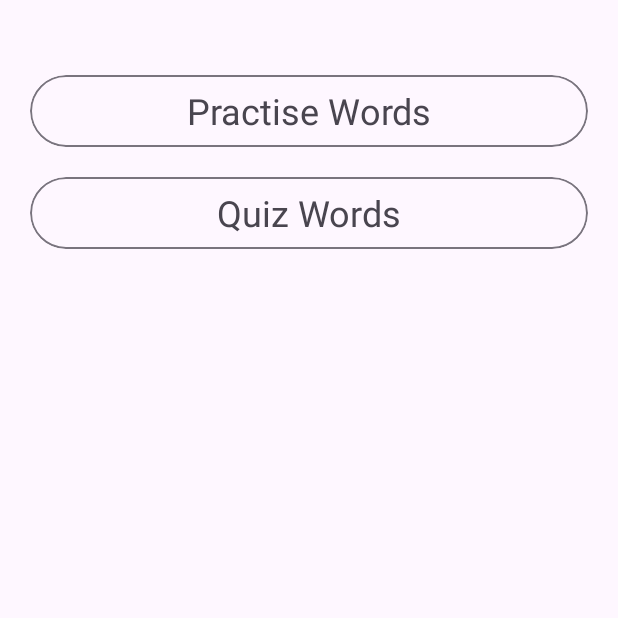
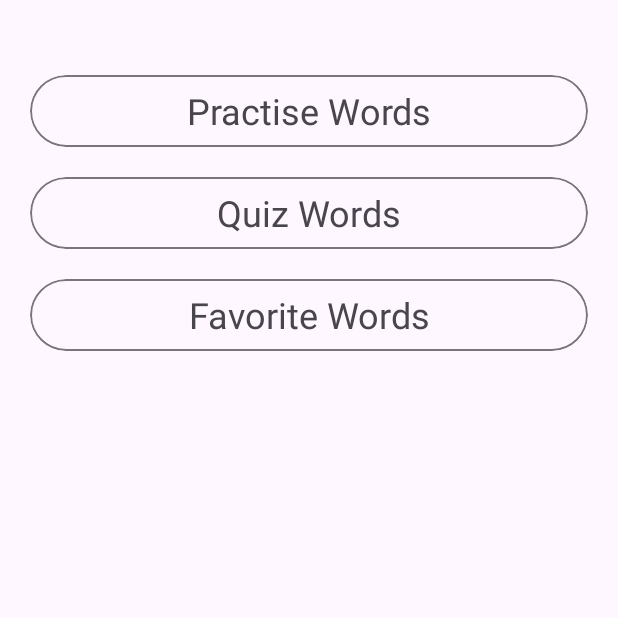
Before and after one commit to Talhakasikci/English-Turkish-Word-Game, an Android app: the screen it shows after launch (MainActivity), on a phone screen of 412 x 824 dp, the top half of it. Run offline under Robolectric (Android 15) with nearby library versions, the phone set to English and light mode, and no system bars.

Commit message:
favorite words room db and page added

```diff
--- a/WordApp/app/src/main/java/com/talhakasikci/wordapp/ui/fragments/EntryPage.kt
+++ b/WordApp/app/src/main/java/com/talhakasikci/wordapp/ui/fragments/EntryPage.kt
@@ -37,6 +37,13 @@ class EntryPage : Fragment() {
             val action = EntryPageDirections.actionEntryPageToMainFragment()
             requireView().findNavController().navigate(action)
         }
+
+        binding.FavWordsCV.setOnClickListener {
+            val action = EntryPageDirections.actionEntryPageToWordsFragment(
+                mode = "fav"
+            )
+            requireView().findNavController().navigate(action)
+        }
     }
 
 
--- a/WordApp/app/src/main/java/com/talhakasikci/wordapp/ui/fragments/LetterFragment.kt
+++ b/WordApp/app/src/main/java/com/talhakasikci/wordapp/ui/fragments/LetterFragment.kt
@@ -44,6 +44,7 @@ class LetterFragment : Fragment() {
                 .actionLetterFragmentToWordsFragment(
                     EnglishLevel = level,
                     StartingLetter = letter
+                    , mode = "normal"  // ← Normal mode olarak ayarlıyoruz
                 )
             findNavController().navigate(action)
         }
--- a/WordApp/app/src/main/res/layout/fragment_entry_page.xml
+++ b/WordApp/app/src/main/res/layout/fragment_entry_page.xml
@@ -21,7 +21,7 @@
     <TextView
         android:layout_width="match_parent"
         android:layout_height="wrap_content"
-        android:text="Practise Words"
+        android:text ="@string/Practise_words_Button"
         android:textSize="24sp"
         android:gravity="center"
         android:layout_gravity="center"
@@ -40,7 +40,28 @@
         <TextView
             android:layout_width="match_parent"
             android:layout_height="wrap_content"
-            android:text="Quiz Words"
+            android:text="@string/Quiz_words_Button"
+            android:textSize="24sp"
+            android:gravity="center"
+            android:layout_gravity="center"
+            />
+    </com.google.android.material.card.MaterialCardView>
+
+    <com.google.android.material.card.MaterialCardView
+        android:layout_width="match_parent"
+        android:layout_height="wrap_content"
+        android:id="@+id/FavWordsCV"
+        android:padding="10dp"
+        android:layout_marginStart="20dp"
+        android:layout_marginEnd="20dp"
+        style="@style/Widget.Material3.Button.OutlinedButton"
+        android:clickable="true"
+        >
+
+        <TextView
+            android:layout_width="match_parent"
+            android:layout_height="wrap_content"
+            android:text="@string/Fav_Words_Button"
             android:textSize="24sp"
             android:gravity="center"
             android:layout_gravity="center"
--- a/WordApp/app/src/main/res/layout/words_item_row_rv.xml
+++ b/WordApp/app/src/main/res/layout/words_item_row_rv.xml
@@ -33,11 +33,11 @@
             android:gravity="center"/>
 
         <com.google.android.material.button.MaterialButton
+            android:id="@+id/favButton"
+            style="@style/Widget.Material3.Button.IconButton"
             android:layout_width="wrap_content"
             android:layout_height="wrap_content"
-            style="@style/Widget.Material3.Button.IconButton"
-            app:icon="@drawable/add_favorite"
-            />
+            app:icon="@drawable/add_favorite" />
 
     </LinearLayout>
 
--- a/WordApp/app/src/main/res/navigation/navigation.xml
+++ b/WordApp/app/src/main/res/navigation/navigation.xml
@@ -27,6 +27,9 @@
             android:name="StartingLetter"
             app:argType="string"
             android:defaultValue="" />
+        <argument
+            android:name="mode"
+            app:argType="string" />
     </fragment>
     <fragment
         android:id="@+id/entryPage"
@@ -36,6 +39,9 @@
         <action
             android:id="@+id/action_entryPage_to_mainFragment"
             app:destination="@id/mainFragment" />
+        <action
+            android:id="@+id/action_entryPage_to_wordsFragment"
+            app:destination="@id/wordsFragment" />
     </fragment>
     <fragment
         android:id="@+id/letterFragment"
--- a/WordApp/app/src/main/res/values/strings.xml
+++ b/WordApp/app/src/main/res/values/strings.xml
@@ -4,4 +4,7 @@
     <!-- TODO: Remove or change this placeholder text -->
     <string name="hello_blank_fragment">Hello blank fragment</string>
     <string name="no_words_found">No words found</string>
+    <string name="Practise_words_Button">Practise Words</string>
+    <string name="Quiz_words_Button">Quiz Words</string>
+    <string name="Fav_Words_Button">Favorite Words</string>
 </resources>
--- a/WordApp/gradle/libs.versions.toml
+++ b/WordApp/gradle/libs.versions.toml
@@ -18,11 +18,15 @@ recyclerview = "1.4.0"
 navigationFragmentKtx = "2.9.0"
 navigationUiKtx = "2.9.0"
 fragment = "1.8.8"
+roomKtx = "2.7.2"
+roomRuntime = "2.7.2"
 
 [libraries]
 androidx-core-ktx = { group = "androidx.core", name = "core-ktx", version.ref = "coreKtx" }
 androidx-lifecycle-viewmodel-ktx = { module = "androidx.lifecycle:lifecycle-viewmodel-ktx", version.ref = "lifecycleViewmodelKtx" }
 
+androidx-room-compiler = { module = "androidx.room:room-compiler", version.ref = "roomRuntime" }
+androidx-room-runtime = { module = "androidx.room:room-runtime", version.ref = "roomRuntime" }
 junit = { group = "junit", name = "junit", version.ref = "junit" }
 androidx-junit = { group = "androidx.test.ext", name = "junit", version.ref = "junitVersion" }
 androidx-espresso-core = { group = "androidx.test.espresso", name = "espresso-core", version.ref = "espressoCore" }
@@ -37,6 +41,7 @@ androidx-recyclerview = { group = "androidx.recyclerview", name = "recyclerview"
 androidx-navigation-fragment-ktx = { group = "androidx.navigation", name = "navigation-fragment-ktx", version.ref = "navigationFragmentKtx" }
 androidx-navigation-ui-ktx = { group = "androidx.navigation", name = "navigation-ui-ktx", version.ref = "navigationUiKtx" }
 androidx-fragment = { group = "androidx.fragment", name = "fragment", version.ref = "fragment" }
+room-ktx = { module = "androidx.room:room-ktx", version.ref = "roomKtx" }
 
 [plugins]
 android-application = { id = "com.android.application", version.ref = "agp" }
```
Also changed, not shown: WordApp/app/build.gradle.kts (+9 -0 lines), WordApp/app/src/main/java/com/talhakasikci/wordapp/adapter/WordAdapter.kt (+21 -1 lines), WordApp/app/src/main/java/com/talhakasikci/wordapp/data/FavoriteDB.kt (added, +29 -0 lines), WordApp/app/src/main/java/com/talhakasikci/wordapp/data/FavoriteWordDAO.kt (added, +26 -0 lines), WordApp/app/src/main/java/com/talhakasikci/wordapp/data/FavoriteWordEntity.kt (added, +11 -0 lines), WordApp/app/src/main/java/com/talhakasikci/wordapp/data/WordRepository.kt (+20 -1 lines), WordApp/app/src/main/java/com/talhakasikci/wordapp/ui/WordListViewModel.kt (+24 -0 lines), WordApp/app/src/main/java/com/talhakasikci/wordapp/ui/fragments/wordsFragment.kt (+69 -57 lines), WordApp/app/src/main/res/drawable/filled_star.xml (added, +9 -0 lines).
